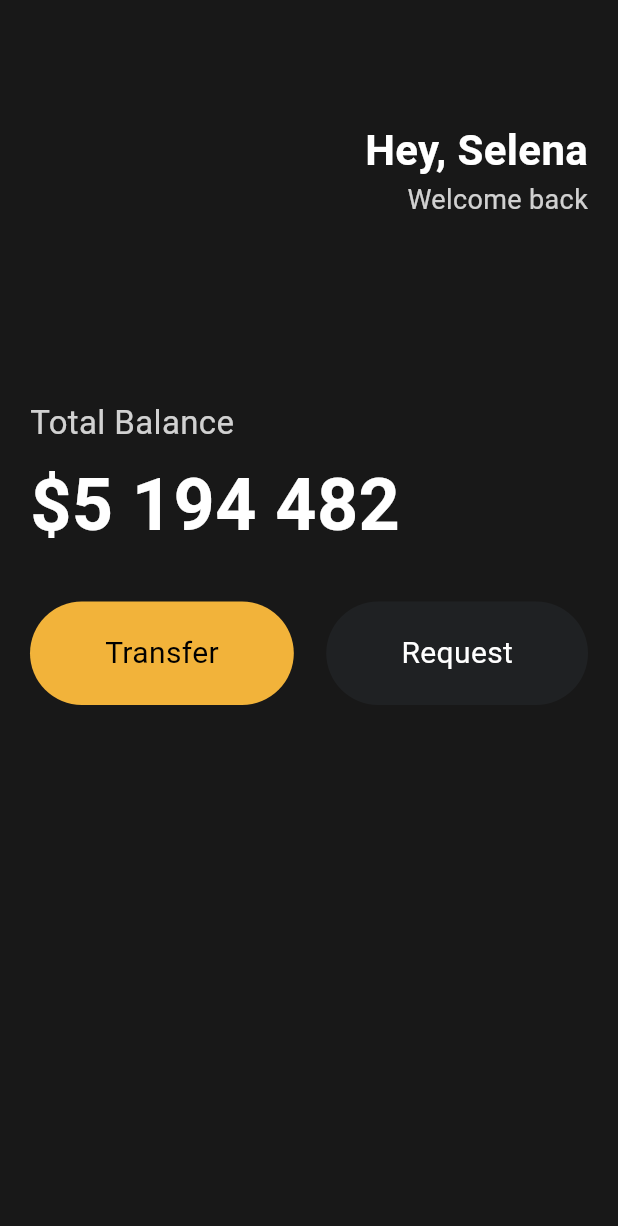
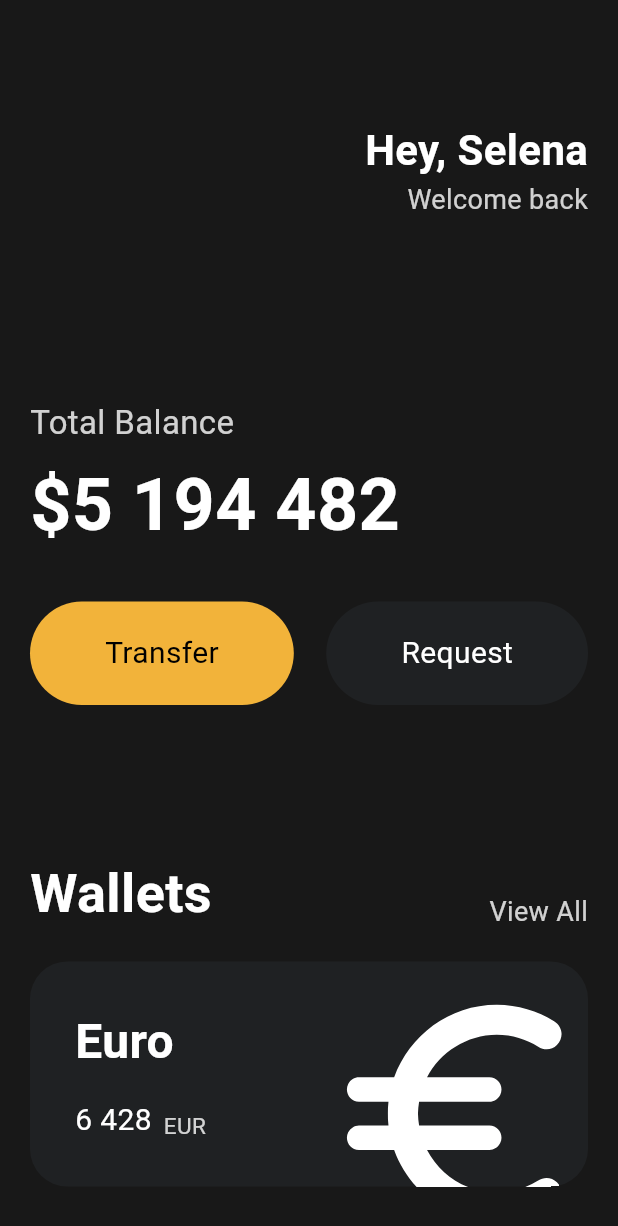
Before and after one commit to JohnnyKnon/flutter-study, a Flutter app: the screen it shows after launch, on a phone screen of 412 x 824 dp. Shown: the top 1226 px of the screen. Run offline on Flutter 3.47's test engine with Material 3 defaults, Android fonts, the phone set to English and light mode, and no system bars.

Commit message:
앱 하단월렛 UI 연습

```diff
--- a/toonflix/lib/main.dart
+++ b/toonflix/lib/main.dart
@@ -82,6 +82,95 @@ class App extends StatelessWidget {
                     textColor: Colors.white,
                   )
                 ],
+              ),
+              const SizedBox(
+                height: 100,
+              ),
+              Row(
+                mainAxisAlignment: MainAxisAlignment.spaceBetween,
+                crossAxisAlignment: CrossAxisAlignment.end,
+                children: [
+                  const Text(
+                    'Wallets',
+                    style: TextStyle(
+                        color: Colors.white,
+                        fontSize: 36,
+                        fontWeight: FontWeight.w700),
+                  ),
+                  Text(
+                    'View All',
+                    style: TextStyle(
+                      color: Colors.white.withOpacity(0.8),
+                      fontSize: 18,
+                    ),
+                  ),
+                ],
+              ),
+              const SizedBox(
+                height: 20,
+              ),
+              Container(
+                clipBehavior: Clip.hardEdge,
+                decoration: BoxDecoration(
+                    color: const Color(0xFF1F2123),
+                    borderRadius: BorderRadius.circular(25)),
+                child: Padding(
+                  padding: const EdgeInsets.all(30),
+                  child: Row(
+                    mainAxisAlignment: MainAxisAlignment.spaceBetween,
+                    children: [
+                      Column(
+                        crossAxisAlignment: CrossAxisAlignment.start,
+                        children: [
+                          const Text(
+                            'Euro',
+                            style: TextStyle(
+                              color: Colors.white,
+                              fontSize: 32,
+                              fontWeight: FontWeight.w600,
+                            ),
+                          ),
+                          const SizedBox(
+                            height: 15,
+                          ),
+                          Row(
+                            crossAxisAlignment: CrossAxisAlignment.end,
+                            children: [
+                              const Text(
+                                '6 428',
+                                style: TextStyle(
+                                  color: Colors.white,
+                                  fontSize: 20,
+                                ),
+                              ),
+                              const SizedBox(
+                                width: 8,
+                              ),
+                              Text(
+                                'EUR',
+                                style: TextStyle(
+                                  color: Colors.white.withOpacity(0.8),
+                                  fontSize: 15,
+                                ),
+                              ),
+                            ],
+                          ),
+                        ],
+                      ),
+                      Transform.scale(
+                        scale: 2.2,
+                        child: Transform.translate(
+                          offset: const Offset(-5, 12),
+                          child: const Icon(
+                            Icons.euro_rounded,
+                            color: Colors.white,
+                            size: 88,
+                          ),
+                        ),
+                      )
+                    ],
+                  ),
+                ),
               )
             ],
           )),
```
